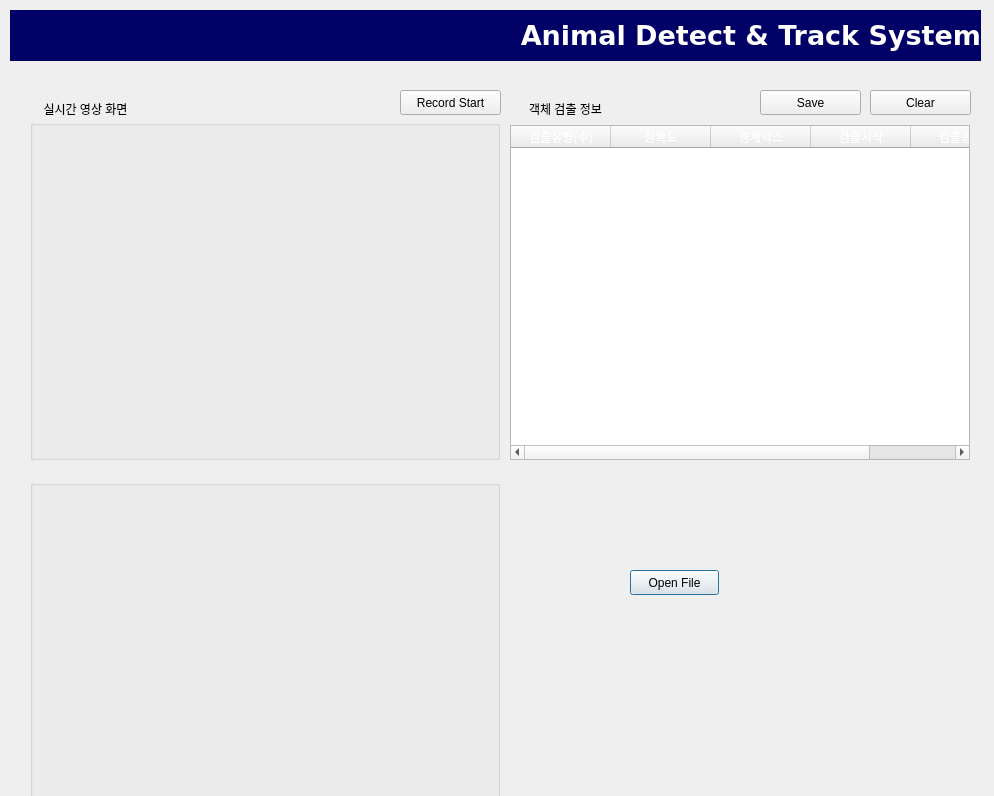
This is tk_src/myui.ui in addinedu-ros-3rd/deeplearning-repo-5 as Qt 5 draws it before an edit. The edited form follows.
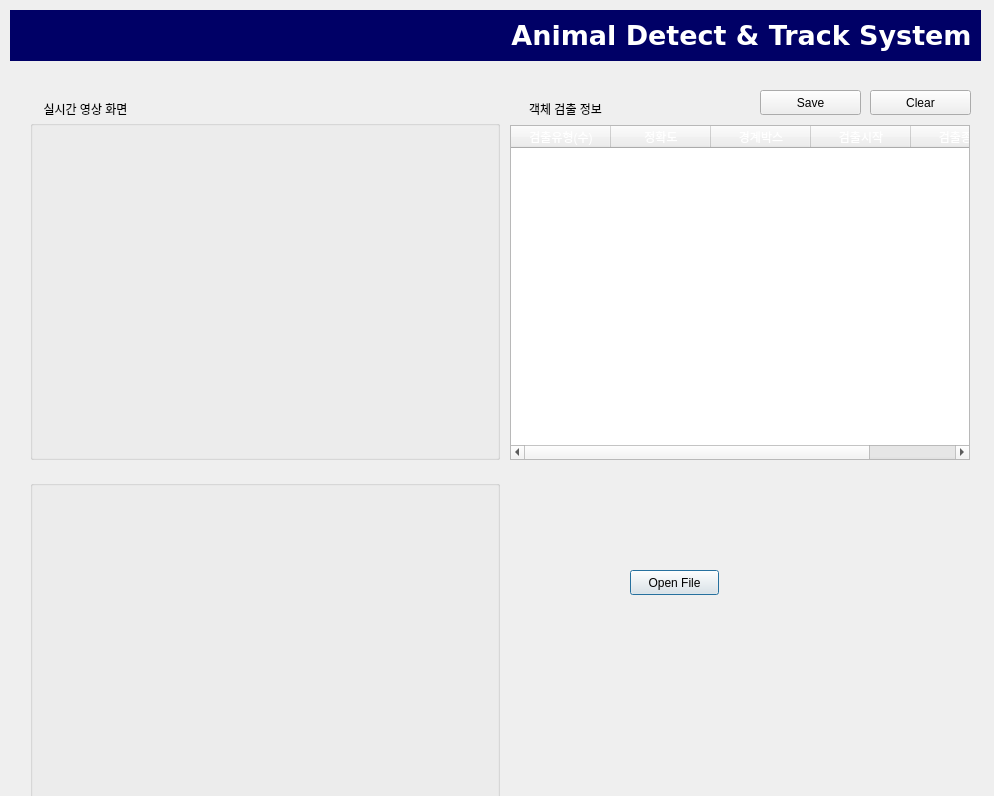
This is the edited form.

Commit message: update_Dec_6th_1

```diff
--- a/tk_src/myui.ui
+++ b/tk_src/myui.ui
@@ -118,25 +118,12 @@
 color: rgb(255, 255, 255);</string>
    </property>
    <property name="text">
-    <string>Animal Detect &amp; Track System</string>
+    <string>Animal Detect &amp; Track System </string>
    </property>
    <property name="alignment">
     <set>Qt::AlignRight|Qt::AlignTrailing|Qt::AlignVCenter</set>
    </property>
   </widget>
-  <widget class="QPushButton" name="btnRecord">
-   <property name="geometry">
-    <rect>
-     <x>400</x>
-     <y>90</y>
-     <width>101</width>
-     <height>25</height>
-    </rect>
-   </property>
-   <property name="text">
-    <string>Record Start</string>
-   </property>
-  </widget>
   <widget class="QLabel" name="label_2">
    <property name="geometry">
     <rect>
```
Left out of the diff: 15 changed lines with no effect on the pictures.
